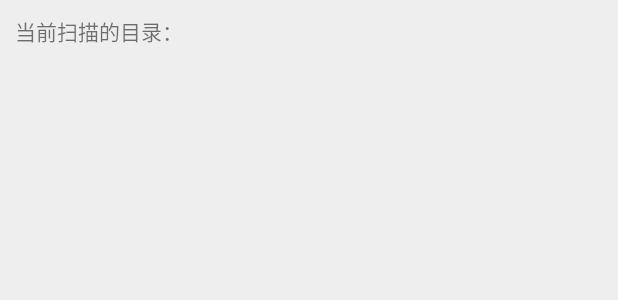
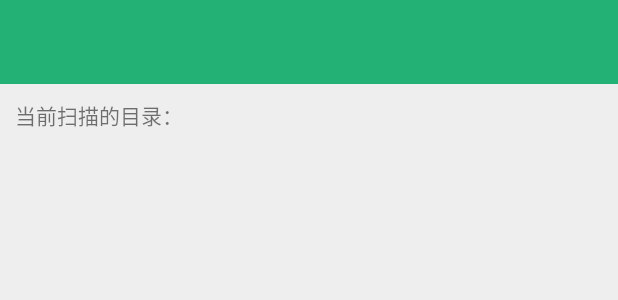
Before and after one commit to HelloPeng/LibraryManageClient, an Android app: the layout activity_file_scan.xml on its own in the app's theme, with its tools: preview values and no code run, on a phone screen of 412 x 824 dp. Shown: the top 300 px of the screen. Run offline under Robolectric (Android 15) with nearby library versions, the phone set to English and light mode, and no system bars.

Commit message:
数据微调

```diff
--- a/app/src/main/AndroidManifest.xml
+++ b/app/src/main/AndroidManifest.xml
@@ -1,6 +1,8 @@
 <?xml version="1.0" encoding="utf-8"?>
 <manifest xmlns:android="http://schemas.android.com/apk/res/android"
     package="com.pansoft.lvzp.librarymanageclient">
+
+    <uses-permission android:name="android.permission.WRITE_EXTERNAL_STORAGE" />
 
     <application
         android:name=".base.Apl"
--- a/app/src/main/res/layout/activity_file_scan.xml
+++ b/app/src/main/res/layout/activity_file_scan.xml
@@ -1,15 +1,24 @@
 <?xml version="1.0" encoding="utf-8"?>
-<layout xmlns:android="http://schemas.android.com/apk/res/android">
+<layout xmlns:android="http://schemas.android.com/apk/res/android"
+    xmlns:app="http://schemas.android.com/apk/res-auto">
 
     <LinearLayout
         android:layout_width="match_parent"
         android:layout_height="match_parent"
-        android:orientation="vertical"
-        android:padding="10dp">
+        android:orientation="vertical">
+
+        <android.support.v7.widget.Toolbar
+            android:id="@+id/toolbar"
+            android:layout_width="match_parent"
+            android:layout_height="wrap_content"
+            android:background="@color/colorPrimary"
+            android:clickable="false"
+            app:popupTheme="@style/toolbarMenuStyle" />
 
         <LinearLayout
             android:layout_width="match_parent"
             android:layout_height="wrap_content"
+            android:layout_margin="10dp"
             android:orientation="horizontal">
 
             <TextView
@@ -48,7 +57,7 @@
             android:id="@+id/recycler_view"
             android:layout_width="match_parent"
             android:layout_height="match_parent"
-            android:layout_marginTop="5dp"
+            android:layout_margin="10dp"
             android:scrollbars="vertical" />
     </LinearLayout>
 </layout>
--- a/app/src/main/res/layout/activity_main.xml
+++ b/app/src/main/res/layout/activity_main.xml
@@ -26,7 +26,7 @@
             <android.support.v7.widget.Toolbar
                 android:id="@+id/toolbar"
                 android:layout_width="match_parent"
-                android:layout_height="65dp"
+                android:layout_height="@dimen/title_height"
                 android:background="@color/colorPrimary"
                 android:clickable="false"
                 app:popupTheme="@style/toolbarMenuStyle" />
--- a/app/src/main/res/layout/item_layout.xml
+++ b/app/src/main/res/layout/item_layout.xml
@@ -9,8 +9,7 @@
         android:id="@+id/iv_photo"
         android:layout_width="80dp"
         android:layout_height="80dp"
-        android:scaleType="centerCrop"
-        android:src="@drawable/ic_vector_default" />
+        android:scaleType="centerCrop" />
 
     <Space
         android:layout_width="8dp"
--- /dev/null
+++ b/app/src/main/res/values/dimens.xml
@@ -0,0 +1,4 @@
+<?xml version="1.0" encoding="utf-8"?>
+<resources>
+    <dimen name="title_height">65dp</dimen>
+</resources>
```
Also changed, not shown: app/src/main/java/com/pansoft/lvzp/librarymanageclient/ui/FileScanActivity.java (+27 -14 lines).
